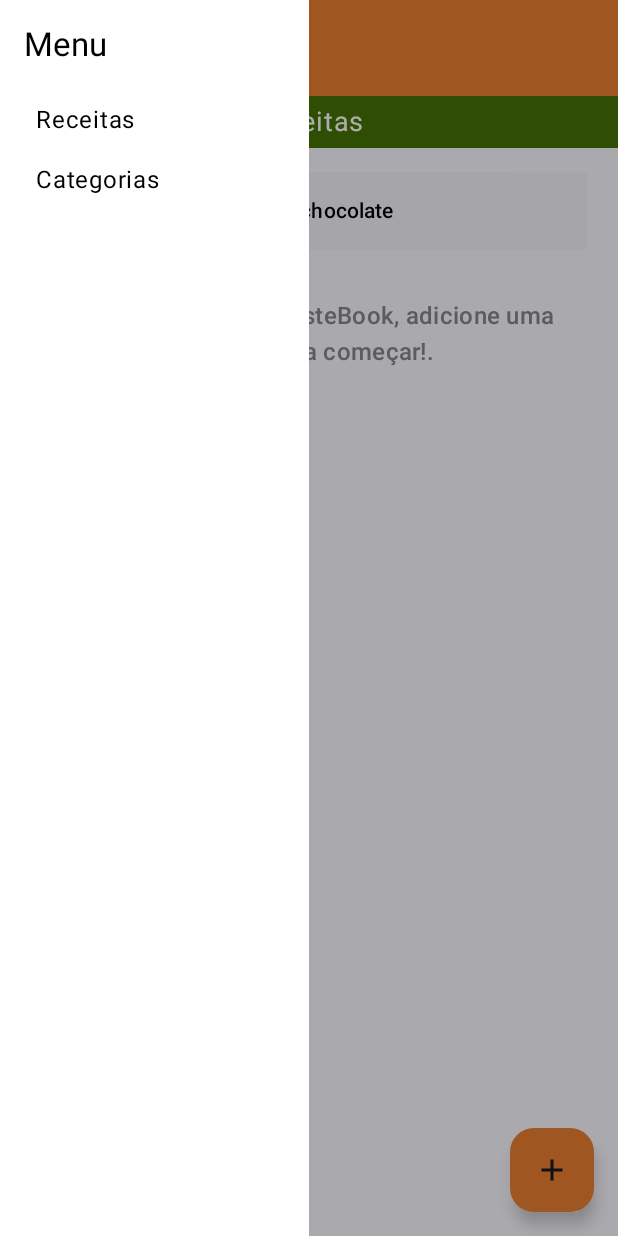
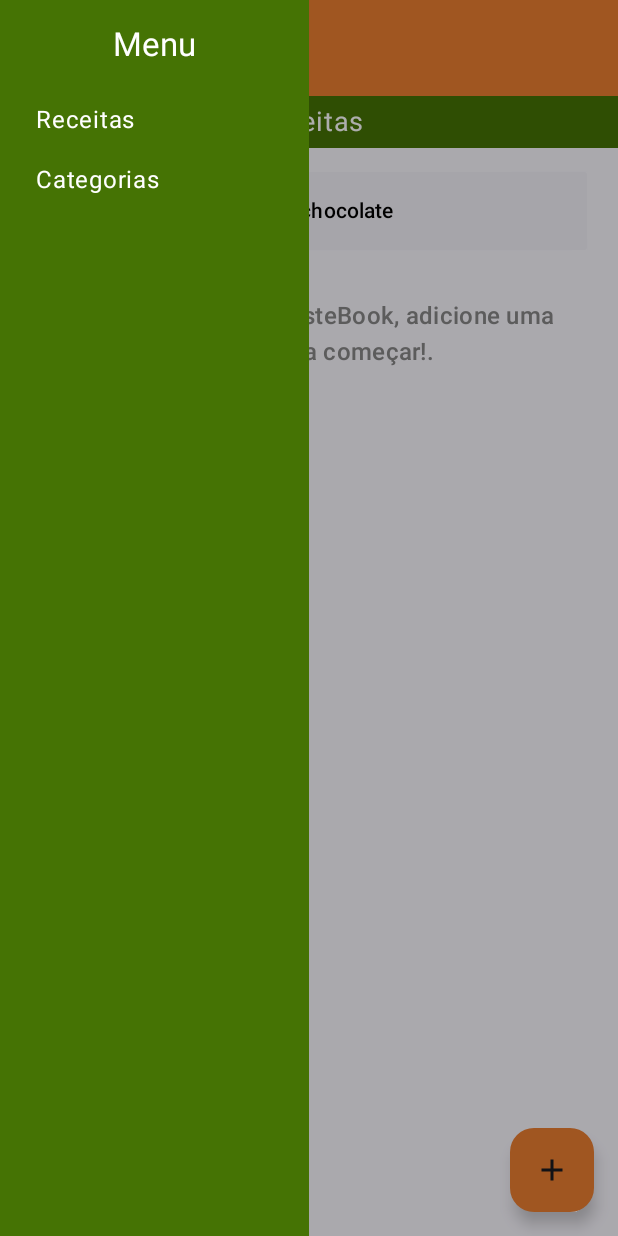
Before and after one commit to MarcelFlrs/AppDeReceitas, an Android app built with Jetpack Compose: the screen it shows after launch (MainActivity), after a tap on "Abrir Menu", on a phone screen of 412 x 824 dp. Run offline under Robolectric (Android 15) with nearby library versions, the phone set to English and light mode, and no system bars.

Commit message:
Update Drawer

```diff
--- a/app/src/main/java/br/edu/up/appdereceitas/ui/util/Drawer.kt
+++ b/app/src/main/java/br/edu/up/appdereceitas/ui/util/Drawer.kt
@@ -10,8 +10,10 @@ import androidx.compose.foundation.layout.padding
 import androidx.compose.material3.MaterialTheme
 import androidx.compose.material3.Text
 import androidx.compose.runtime.Composable
+import androidx.compose.ui.Alignment
 import androidx.compose.ui.Modifier
 import androidx.compose.ui.graphics.Color
+import androidx.compose.ui.text.style.TextAlign
 import androidx.compose.ui.unit.dp
 import androidx.navigation.NavController
 
@@ -23,20 +25,28 @@ fun DrawerContent(navController: NavController) {
         modifier = Modifier
             .fillMaxHeight()
             .fillMaxWidth(drawerWidth)
-            .background(Color.White)
+            .background(Color(0xFF457304))
             .padding(16.dp)
     ) {
         Column {
 
-
-            Text(
-                text = "Menu",
-                style = MaterialTheme.typography.titleLarge,
-                modifier = Modifier.padding(bottom = 16.dp)
-            )
+            Box(
+                modifier = Modifier
+                    .fillMaxWidth(),
+                contentAlignment = Alignment.Center
+            ){
+                Text(
+                    text = "Menu",
+                    textAlign = TextAlign.Center,
+                    style = MaterialTheme.typography.titleLarge,
+                    color = Color.White,
+                    modifier = Modifier.padding(bottom = 16.dp)
+                )
+            }
 
             Text(
                 text = "Receitas",
+                color = Color.White,
                 modifier = Modifier
                     .fillMaxWidth()
                     .padding(8.dp)
@@ -47,6 +57,7 @@ fun DrawerContent(navController: NavController) {
 
             Text(
                 text = "Categorias",
+                color = Color.White,
                 modifier = Modifier
                     .fillMaxWidth()
                     .padding(8.dp)
```
Also changed, not shown: app/src/main/res/drawable/logo_tastebook.png (added).
